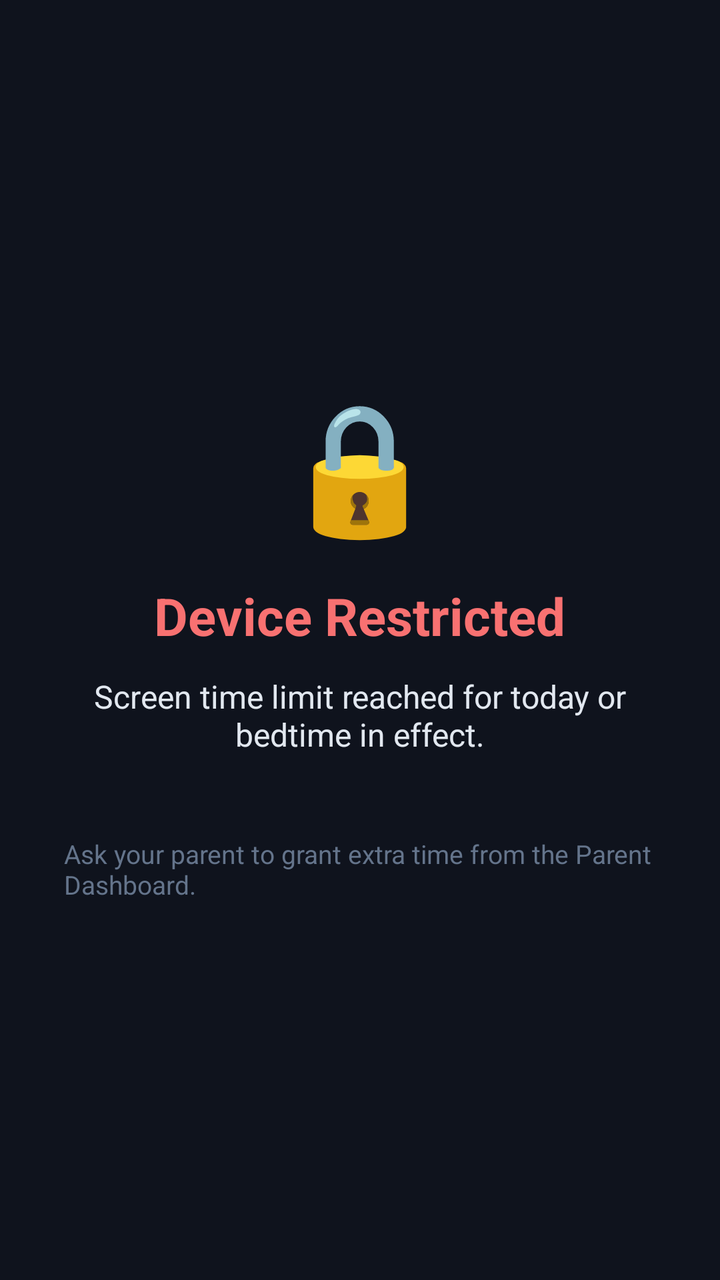
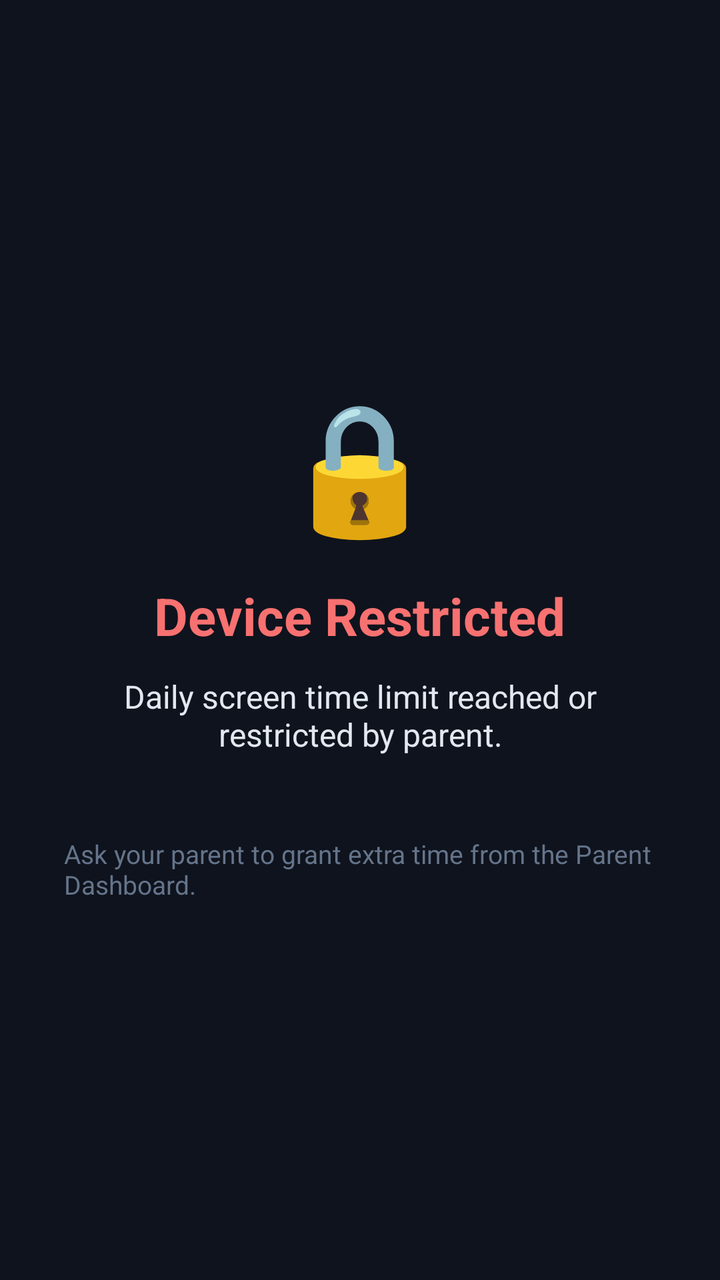

The first picture is an Android layout as it rendered before a commit; the second is the same layout after the commit. The layout source and the unified diff follow.
<!-- AndroidManifest.xml: activity theme android:Theme.Translucent.NoTitleBar.Fullscreen -->
<!-- res/layout/activity_lock_overlay.xml -->
<?xml version="1.0" encoding="utf-8"?>
<LinearLayout xmlns:android="http://schemas.android.com/apk/res/android"
    android:layout_width="match_parent"
    android:layout_height="match_parent"
    android:background="#FA0B0F19"
    android:gravity="center"
    android:orientation="vertical"
    android:padding="32dp">

    <TextView
        android:layout_width="wrap_content"
        android:layout_height="wrap_content"
        android:text="🔒"
        android:textSize="64sp" />

    <TextView
        android:layout_width="wrap_content"
        android:layout_height="wrap_content"
        android:layout_marginTop="16dp"
        android:text="Device Restricted"
        android:textColor="#F87171"
        android:textSize="26sp"
        android:textStyle="bold" />

    <TextView
        android:id="@+id/tvLockReason"
        android:layout_width="wrap_content"
        android:layout_height="wrap_content"
        android:layout_marginTop="12dp"
        android:gravity="center"
        android:text="Screen time limit reached for today or bedtime in effect."
        android:textColor="#E2E8F0"
        android:textSize="16sp" />

    <TextView
        android:layout_width="wrap_content"
        android:layout_height="wrap_content"
        android:layout_marginTop="40dp"
        android:text="Ask your parent to grant extra time from the Parent Dashboard."
        android:textColor="#64748B"
        android:textSize="13sp" />

</LinearLayout>
<!-- resources referenced by this layout -->
<resources>

</resources>

<!-- the commit's change to res/layout/activity_lock_overlay.xml (unified diff, before → after) -->
@@ -28,7 +28,7 @@
         android:layout_height="wrap_content"
         android:layout_marginTop="12dp"
         android:gravity="center"
-        android:text="Screen time limit reached for today or bedtime in effect."
+        android:text="Daily screen time limit reached or restricted by parent."
         android:textColor="#E2E8F0"
         android:textSize="16sp" />
 
